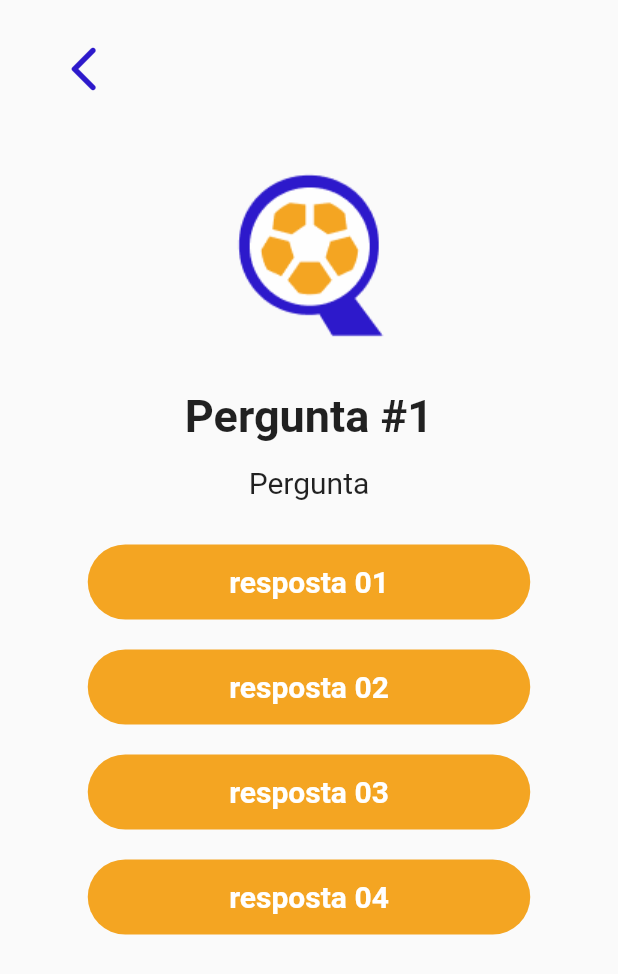
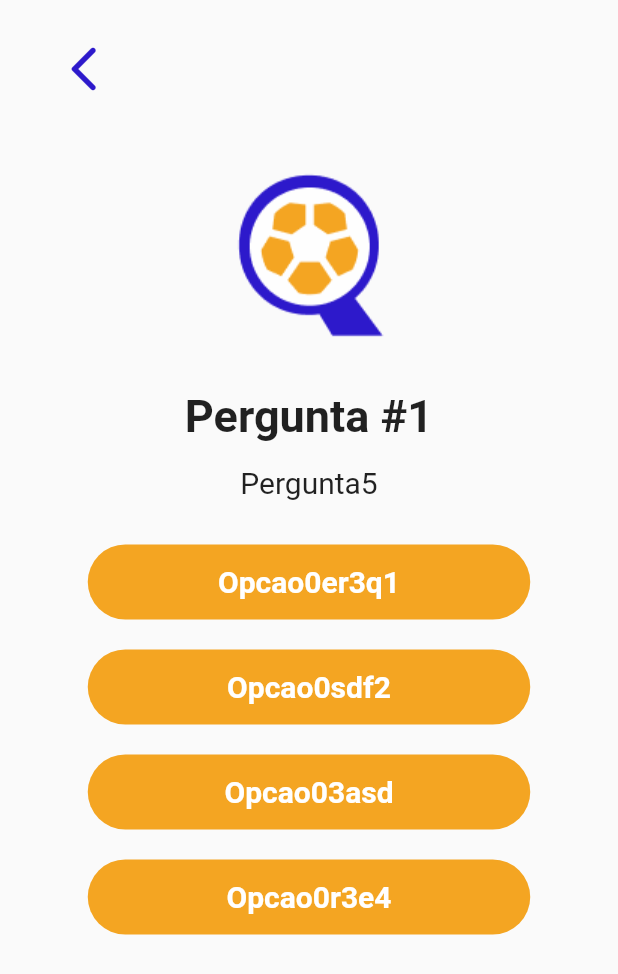
Before and after one commit to RicMerces/QuizSoocer, a Flutter app: the screen it shows after launch, on a phone screen of 412 x 824 dp. Shown: the top 974 px of the screen. Run offline on Flutter 3.47's test engine with Material 2 defaults, Android fonts, the phone set to English and light mode, and no system bars.

Commit message:
Correção bug de lista de perguntas

```diff
--- a/BrazilianQuizSoocer/quizsoocer/lib/pages/Game.dart
+++ b/BrazilianQuizSoocer/quizsoocer/lib/pages/Game.dart
@@ -8,89 +8,66 @@ class Game extends StatefulWidget {
 }
 
 class _GameState extends State<Game> {
-  var _pergunta = 0;
+  var _novaPergunta = 0;
   var _somaTotalPts = 0;
   // var alterarCor = false;
 
   String perguntaAtual = '';
 
-  final List<Map<String, Object>> perguntas = [
-    {
-      'texto': 'Pergunta',
-      'respostas': [
-        {'texto': 'Opcao01', 'nota': 10},
-        {'texto': 'Opcao02', 'nota': 12},
-        {'texto': 'Opcao03', 'nota': 14},
-        {'texto': 'Opcao04', 'nota': 16},
-      ]
-    },
-    {
-      'texto': 'Pergunta',
-      'respostas': [
-        {'texto': 'Opcao01', 'nota': 10},
-        {'texto': 'Opcao02', 'nota': 12},
-        {'texto': 'Opcao03', 'nota': 14},
-        {'texto': 'Opcao04', 'nota': 16},
-      ]
-    },
-    {
-      'texto': 'Pergunta',
-      'respostas': [
-        {'texto': 'Opcao01', 'nota': 10},
-        {'texto': 'Opcao02', 'nota': 12},
-        {'texto': 'Opcao03', 'nota': 14},
-        {'texto': 'Opcao04', 'nota': 16},
-      ]
-    },
-    {
-      'texto': 'Pergunta',
-      'respostas': [
-        {'texto': 'Opcao01', 'nota': 10},
-        {'texto': 'Opcao02', 'nota': 12},
-        {'texto': 'Opcao03', 'nota': 14},
-        {'texto': 'Opcao04', 'nota': 16},
-      ]
-    },
-    {
-      'texto': 'Pergunta',
-      'respostas': [
-        {'texto': 'Opcao01', 'nota': 10},
-        {'texto': 'Opcao02', 'nota': 12},
-        {'texto': 'Opcao03', 'nota': 14},
-        {'texto': 'Opcao04', 'nota': 16},
-      ]
-    },
-    {
-      'texto': 'Pergunta',
-      'respostas': [
-        {'texto': 'Opcao01', 'nota': 10},
-        {'texto': 'Opcao02', 'nota': 12},
-        {'texto': 'Opcao03', 'nota': 14},
-        {'texto': 'Opcao04', 'nota': 16},
-      ]
-    },
-    {
-      'texto': 'Pergunta',
-      'respostas': [
-        {'texto': 'Opcao01', 'nota': 10},
-        {'texto': 'Opcao02', 'nota': 12},
-        {'texto': 'Opcao03', 'nota': 14},
-        {'texto': 'Opcao04', 'nota': 16},
-      ]
-    },
-  ];
-
-  void aPergunta() {}
-
   void _responder() {
     setState(() {
-      _pergunta++;
-      perguntaAtual = perguntaAtual = perguntas[_pergunta].cast()['texto'];
+      _novaPergunta++;
+      // perguntaAtual = perguntaAtual = _perguntas[_novaPergunta].cast()['texto'];
     });
   }
 
   @override
   Widget build(BuildContext context) {
+    final List<Map<String, Object>> perguntas = [
+      {
+        'texto': 'Pergunta5',
+        'respostas': [
+          'Opcao0er3q1',
+          'Opcao0sdf2',
+          'Opcao03asd',
+          'Opcao0r3e4',
+        ]
+      },
+      {
+        'texto': 'Pergunta4',
+        'respostas': [
+          'Opcao05',
+          'Opcao062',
+          'Opcao0773',
+          'Opcao0884',
+        ]
+      },
+      {
+        'texto': 'Pergunta3',
+        'respostas': [
+          'Opcao0345221',
+          'Opcao03452',
+          'Opcao05563',
+          'Opcao0344',
+        ]
+      },
+      {
+        'texto': 'Pergunta2',
+        'respostas': [
+          'Opcao02342341',
+          'Opcao06542',
+          'Opcao0uuu3',
+          'Opcao04444',
+        ]
+      },
+    ];
+
+    List respostas = [];
+
+    for (var textoResp in perguntas[_novaPergunta].cast()['respostas']) {
+      respostas.add(OpcoesModel(textoResp, _responder));
+    }
+
     return Scaffold(
       body: Column(
         children: [
@@ -114,21 +91,14 @@ class _GameState extends State<Game> {
               ),
             ),
             Text(
-              'Pergunta #${_pergunta + 1}',
+              'Pergunta #${_novaPergunta + 1}',
               style: const TextStyle(
                 fontSize: 30,
                 fontWeight: FontWeight.bold,
               ),
             ),
-            Questao(perguntaAtual = perguntas[_pergunta].cast()['texto']),
-            Column(
-              children: [
-                OpcoesModel('resposta 01', _responder),
-                OpcoesModel('resposta 02', _responder),
-                OpcoesModel('resposta 03', _responder),
-                OpcoesModel('resposta 04', _responder),
-              ],
-            ),
+            Questao(perguntaAtual = perguntas[_novaPergunta].cast()['texto']),
+            ...respostas,
           ])
         ],
       ),
```
